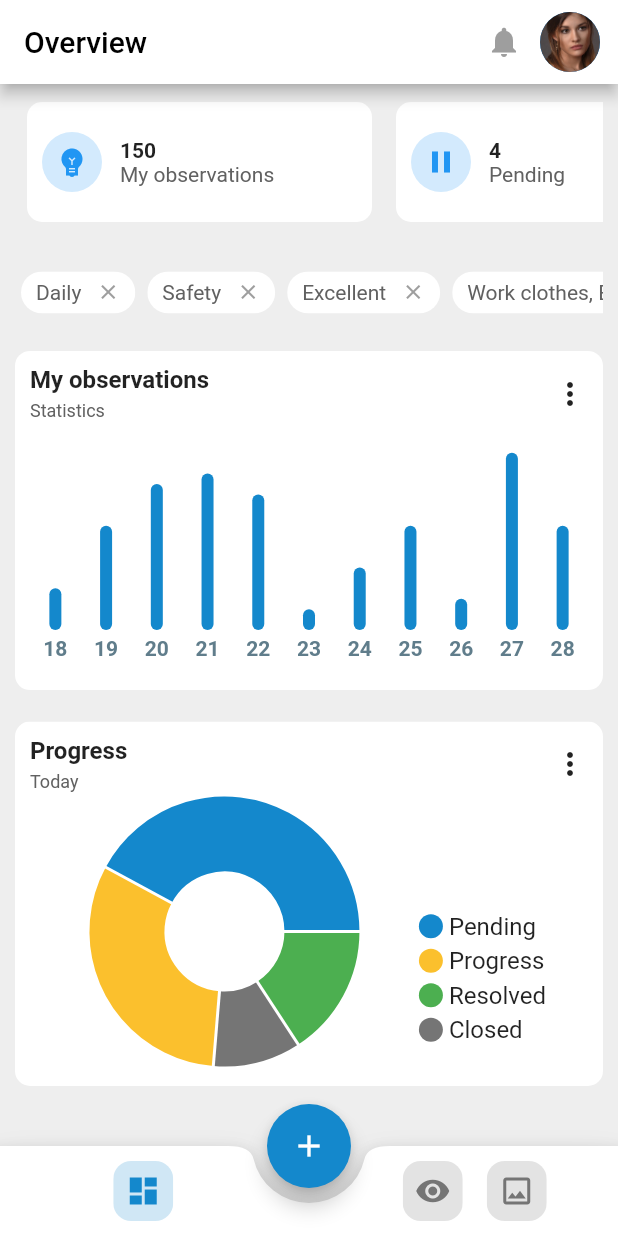
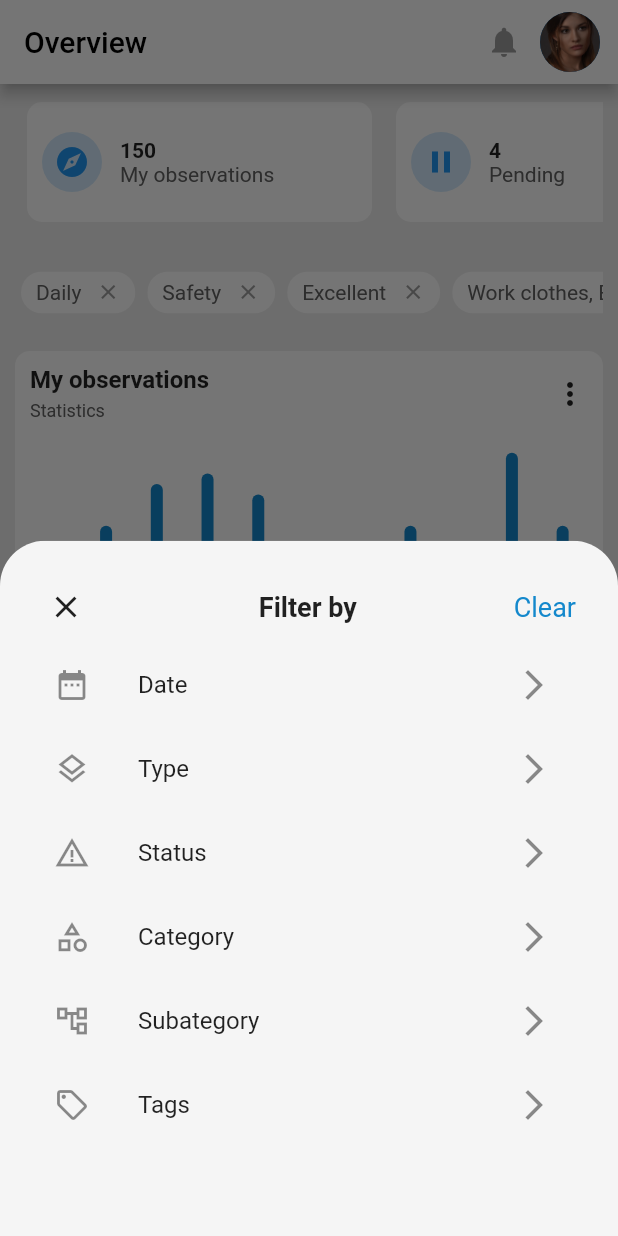
Before and after one commit to asly-97/flutter-dashboard-app, a Flutter app: the screen it shows after launch, after a tap on the "more vert" icon, on a phone screen of 412 x 824 dp. Run offline on Flutter 3.47's test engine with Material 2 defaults, Android fonts, the phone set to English and light mode, and no system bars; drawn by our look-alikes of fl_chart; missing offline and left inert: dart:ffi.

Commit message:
Filter popup

```diff
--- a/lib/screens/overview_screen.dart
+++ b/lib/screens/overview_screen.dart
@@ -1,10 +1,9 @@
 import 'package:dashboard/util/app_colors.dart';
-import 'package:dashboard/widgets/bottom_nav_bar.dart';
+import 'package:dashboard/widgets/navbar/bottom_nav_bar.dart';
 import 'package:dashboard/widgets/charts/bar_chart/bar_chart_card.dart';
 import 'package:dashboard/widgets/card_tile.dart';
 import 'package:dashboard/widgets/charts/pie_chart/pie_chart_card.dart';
 import 'package:dashboard/widgets/closable_text_card.dart';
-import 'package:dashboard/widgets/nav_bar_button.dart';
 import 'package:flutter/material.dart';
 
 class OverviewScreen extends StatelessWidget {
@@ -51,7 +50,7 @@ class OverviewScreen extends StatelessWidget {
               child: Row(
                 children: [
                   CardTile(
-                      icon: Icons.emoji_objects_sharp,
+                      icon: Icons.explore,
                       iconColor: Colors.blue,
                       title: '150',
                       subTitle: 'My observations'),
--- a/lib/util/app_colors.dart
+++ b/lib/util/app_colors.dart
@@ -6,4 +6,5 @@ abstract class AppColors {
   static final Color mainTextColor = Colors.grey.shade900;
   static final Color yellow = Colors.yellow.shade700;
   static final Color green = Colors.green.shade500;
+  static final Color white = Colors.grey.shade100;
 }
--- a/lib/widgets/charts/bar_chart/bar_chart_card.dart
+++ b/lib/widgets/charts/bar_chart/bar_chart_card.dart
@@ -1,5 +1,5 @@
 import 'package:dashboard/widgets/charts/bar_chart/bar_chart_sample.dart';
-import 'package:dashboard/widgets/charts/chart_card_header.dart';
+import 'package:dashboard/widgets/charts/card_header/card_header.dart';
 import 'package:flutter/material.dart';
 
 class BarChartCard extends StatelessWidget {
@@ -14,7 +14,7 @@ class BarChartCard extends StatelessWidget {
         padding: EdgeInsets.all(10),
         child: Column(
           children: [
-            ChartCardHeader(
+            CardHeader(
               title: 'My observations',
               subTitle: 'Statistics',
               onFilter: () {},
--- a/lib/widgets/charts/chart_card_header.dart
+++ b/lib/widgets/charts/card_header/card_header.dart
@@ -1,7 +1,8 @@
+import 'package:dashboard/widgets/charts/card_header/filter_popup.dart';
 import 'package:flutter/material.dart';
 
-class ChartCardHeader extends StatelessWidget {
-  const ChartCardHeader({
+class CardHeader extends StatelessWidget {
+  const CardHeader({
     required this.title,
     required this.subTitle,
     required this.onFilter,
@@ -37,7 +38,14 @@ class ChartCardHeader extends StatelessWidget {
           ],
         ),
         GestureDetector(
-          onTap: onFilter,
+          onTap: () {
+            showModalBottomSheet(
+                backgroundColor: Colors.transparent,
+                context: context,
+                builder: (context) {
+                  return FilterPopup();
+                });
+          },
           child: Icon(Icons.more_vert),
         ),
       ],
--- /dev/null
+++ b/lib/widgets/charts/card_header/filter_popup.dart
@@ -0,0 +1,90 @@
+import 'package:dashboard/util/app_colors.dart';
+import 'package:flutter/material.dart';
+
+class FilterPopup extends StatelessWidget {
+  const FilterPopup();
+
+  @override
+  Widget build(BuildContext context) {
+    return ClipRRect(
+      clipBehavior: Clip.antiAlias,
+      borderRadius: BorderRadius.only(
+        topLeft: Radius.circular(30),
+        topRight: Radius.circular(30),
+      ),
+      child: Container(
+        color: AppColors.white,
+        padding: EdgeInsets.only(
+          left: 20,
+          right: 28,
+          top: 20,
+          bottom: 10,
+        ),
+        child: Column(
+          children: [
+            Row(
+              mainAxisAlignment: MainAxisAlignment.spaceBetween,
+              crossAxisAlignment: CrossAxisAlignment.center,
+              children: [
+                IconButton(
+                    onPressed: () {
+                      Navigator.pop(context);
+                    },
+                    icon: Icon(Icons.close)),
+                Text(
+                  'Filter by',
+                  style: TextStyle(
+                    fontSize: 18,
+                    fontWeight: FontWeight.bold,
+                  ),
+                ),
+                Text(
+                  'Clear',
+                  style: TextStyle(
+                    fontSize: 18,
+                    color: AppColors.blue,
+                  ),
+                ),
+              ],
+            ),
+            ListView(
+              shrinkWrap: true,
+              children: [
+                ListTile(
+                  leading: Icon(Icons.date_range),
+                  title: Text('Date'),
+                  trailing: Icon(Icons.arrow_forward_ios),
+                ),
+                ListTile(
+                  leading: Icon(Icons.layers_outlined),
+                  title: Text('Type'),
+                  trailing: Icon(Icons.arrow_forward_ios),
+                ),
+                ListTile(
+                  leading: Icon(Icons.warning_amber),
+                  title: Text('Status'),
+                  trailing: Icon(Icons.arrow_forward_ios),
+                ),
+                ListTile(
+                  leading: Icon(Icons.category_outlined),
+                  title: Text('Category'),
+                  trailing: Icon(Icons.arrow_forward_ios),
+                ),
+                ListTile(
+                  leading: Icon(Icons.account_tree_outlined),
+                  title: Text('Subategory'),
+                  trailing: Icon(Icons.arrow_forward_ios),
+                ),
+                ListTile(
+                  leading: Icon(Icons.sell_outlined),
+                  title: Text('Tags'),
+                  trailing: Icon(Icons.arrow_forward_ios),
+                ),
+              ],
+            ),
+          ],
+        ),
+      ),
+    );
+  }
+}
--- a/lib/widgets/charts/pie_chart/pie_chart_card.dart
+++ b/lib/widgets/charts/pie_chart/pie_chart_card.dart
@@ -1,4 +1,4 @@
-import 'package:dashboard/widgets/charts/chart_card_header.dart';
+import 'package:dashboard/widgets/charts/card_header/card_header.dart';
 import 'package:dashboard/widgets/charts/pie_chart/pie_chart_sample.dart';
 import 'package:flutter/material.dart';
 
@@ -14,7 +14,7 @@ class PieChartCard extends StatelessWidget {
         padding: EdgeInsets.all(10),
         child: Column(
           children: [
-            ChartCardHeader(
+            CardHeader(
               title: 'Progress',
               subTitle: 'Today',
               onFilter: () {},
--- a/lib/widgets/bottom_nav_bar.dart
+++ b/lib/widgets/navbar/bottom_nav_bar.dart
@@ -1,4 +1,4 @@
-import 'package:dashboard/widgets/nav_bar_button.dart';
+import 'package:dashboard/widgets/navbar/nav_bar_button.dart';
 import 'package:flutter/material.dart';
 
 class BottomNavBar extends StatelessWidget {
@@ -9,7 +9,7 @@ class BottomNavBar extends StatelessWidget {
     return BottomAppBar(
       shape: CircularNotchedRectangle(),
       clipBehavior: Clip.antiAlias,
-      notchMargin: 10,
+      notchMargin: 5,
       child: Container(
         height: 60,
         child: Row(
@@ -31,7 +31,7 @@ class BottomNavBar extends StatelessWidget {
               child: Row(
                 mainAxisAlignment: MainAxisAlignment.center,
                 children: [
-                  NavBarButton(Icons.remove_red_eye),
+                  NavBarButton(Icons.explore),
                   NavBarButton(Icons.image_outlined),
                 ],
               ),
```
Also changed, not shown: lib/widgets/navbar/nav_bar_button.dart (renamed from lib/widgets/nav_bar_button.dart).
